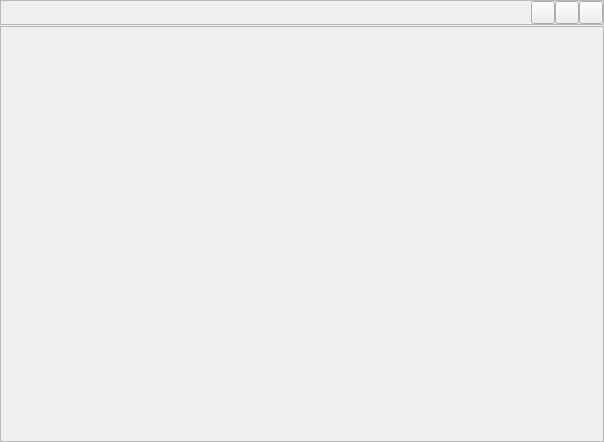
The window that src/prism/main/frontend-api/forms/PLSDialogView.ui (naver/prism-live-studio) describes before a commit, drawn with Qt 5.
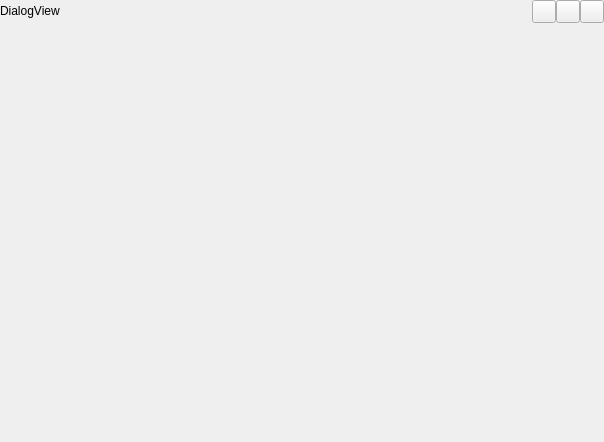
The same window after the commit.

Patch:
```diff
--- a/src/prism/main/frontend-api/forms/PLSDialogView.ui
+++ b/src/prism/main/frontend-api/forms/PLSDialogView.ui
@@ -17,6 +17,9 @@
    <property name="spacing">
     <number>0</number>
    </property>
+   <property name="sizeConstraint">
+    <enum>QLayout::SetNoConstraint</enum>
+   </property>
    <property name="leftMargin">
     <number>0</number>
    </property>
@@ -32,7 +35,7 @@
    <item>
     <widget class="QFrame" name="titleBar">
      <property name="frameShape">
-      <enum>QFrame::StyledPanel</enum>
+      <enum>QFrame::NoFrame</enum>
      </property>
      <property name="frameShadow">
       <enum>QFrame::Raised</enum>
@@ -53,10 +56,16 @@
       <property name="bottomMargin">
        <number>0</number>
       </property>
-      <item>
+      <item alignment="Qt::AlignVCenter">
        <widget class="QLabel" name="titleLabel">
+        <property name="sizePolicy">
+         <sizepolicy hsizetype="Expanding" vsizetype="Preferred">
+          <horstretch>0</horstretch>
+          <verstretch>0</verstretch>
+         </sizepolicy>
+        </property>
         <property name="text">
-         <string/>
+         <string>DialogView</string>
         </property>
        </widget>
       </item>
@@ -119,7 +128,7 @@
    <item>
     <widget class="QFrame" name="contentBorder">
      <property name="frameShape">
-      <enum>QFrame::StyledPanel</enum>
+      <enum>QFrame::NoFrame</enum>
      </property>
      <property name="frameShadow">
       <enum>QFrame::Raised</enum>
```
